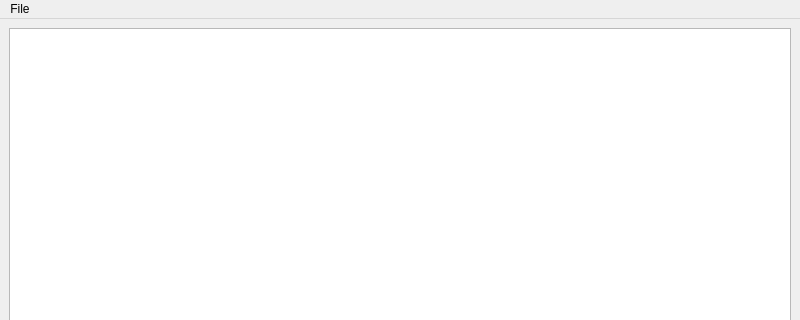
Before: the Qt Designer form src/ui/ui/main.ui in PinteLaurentiu/RaulTest, drawn with Qt 5; both pictures show x 0 to 800 and y 0 to 320 of the 800 by 669 pixel window.
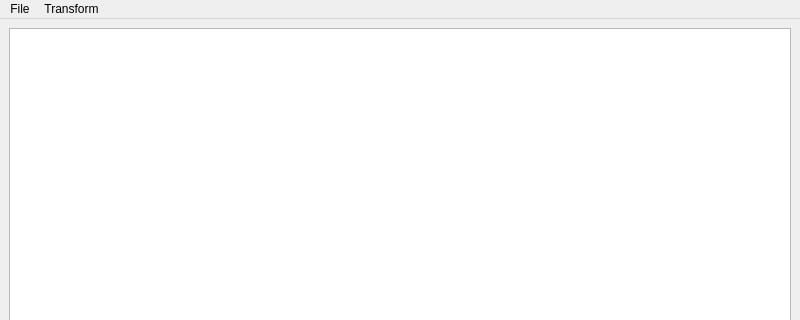
After: the same form once the commit is applied.

The edit to the form file:
```diff
--- a/src/ui/ui/main.ui
+++ b/src/ui/ui/main.ui
@@ -73,7 +73,14 @@
     <addaction name="separator"/>
     <addaction name="exit"/>
    </widget>
+   <widget class="QMenu" name="menuTransform">
+    <property name="title">
+     <string>Transform</string>
+    </property>
+    <addaction name="actionGrayScale"/>
+   </widget>
    <addaction name="menuFile"/>
+   <addaction name="menuTransform"/>
   </widget>
   <action name="openFile">
    <property name="text">
```
Left out of the diff: 8 changed lines with no effect on the pictures.
